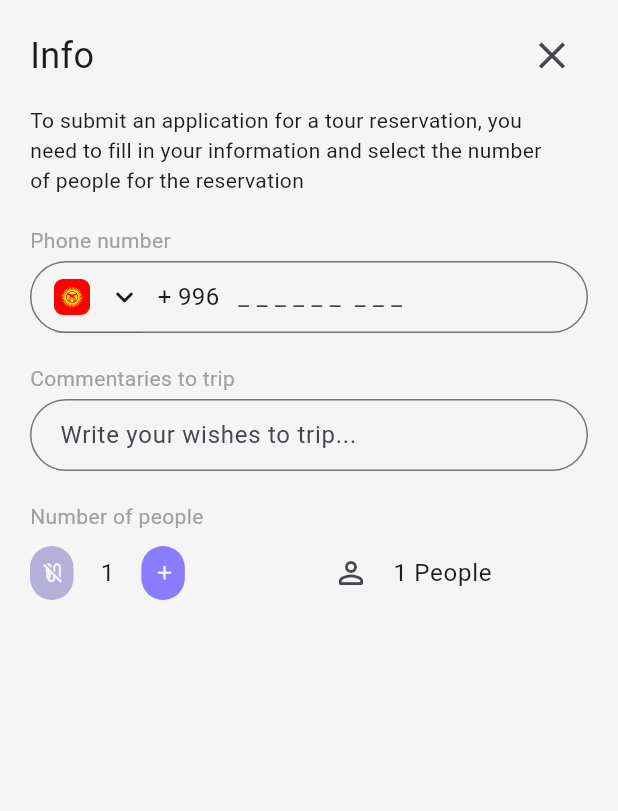
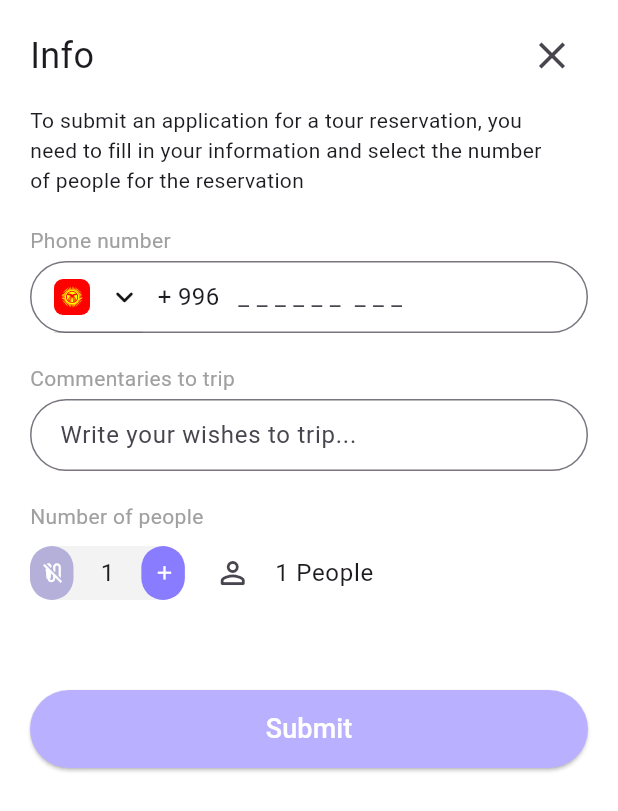
Before and after one commit to angelvlch/Travel_app, a Flutter app: the ContentSheetBottom widget shown alone on an empty page, opened directly, on a phone screen of 412 x 824 dp. Shown: the top 811 px of the screen. Run offline on Flutter 3.47's test engine with Material 3 defaults, Android fonts, the phone set to English and light mode, and no system bars; our stand-ins replace dio, flutter_svg, get_it; missing offline and left inert: image_network; network calls fail; Roboto replaces fonts that are missing (SF bold, SF medium, SF regular).

Commit message:
feat: finish bottom sheet

```diff
--- a/lib/core/constants/app_colors.dart
+++ b/lib/core/constants/app_colors.dart
@@ -2,7 +2,7 @@ import 'dart:ui';
 
 abstract class AppColors {
   static const primary = Color(0xff6A62B7);
-  static const white = Color(0xffF5F5F5);
+  static const white = Color(0xffFFFFFF);
   static const black = Color(0xff141414);
   static const gray = Color(0xffA0A0A0);
 
@@ -10,4 +10,6 @@ abstract class AppColors {
   static const inactive = Color(0xffB4B0DA);
   static const dotColor = Color(0xff897CFF);
   static const unActDotColor = Color(0xffB9B1FF);
+
+  static const lightGray = Color(0xffF3F3F3);
 }
--- a/lib/presentation/widgets/button_sheet.dart
+++ b/lib/presentation/button_sheet.dart
@@ -1,9 +1,11 @@
+import 'package:flutter/cupertino.dart';
 import 'package:flutter/material.dart';
 import 'package:flutter_svg/svg.dart';
 import 'package:travel_app/core/constants/app_colors.dart';
 import 'package:travel_app/core/constants/app_fonts.dart';
 import 'package:travel_app/core/constants/app_icon.dart';
 import 'package:travel_app/presentation/widgets/counter_button.dart';
+import 'package:travel_app/presentation/widgets/custom_elevated_button.dart';
 
 class ContentSheetBottom extends StatefulWidget {
   const ContentSheetBottom({super.key});
@@ -14,10 +16,12 @@ class ContentSheetBottom extends StatefulWidget {
 
 class _ContentSheetBottomState extends State<ContentSheetBottom> {
   String selectedValue = AppIcon.flagKg;
-
+  TextEditingController phoneController = TextEditingController();
+  TextEditingController commentController = TextEditingController();
   int _counter = 1;
   TextField _buildCommentField() {
     return TextField(
+      controller: phoneController,
       keyboardType: TextInputType.text,
       style: AppFonts.s16Reg,
       decoration: InputDecoration(
@@ -38,6 +42,7 @@ class _ContentSheetBottomState extends State<ContentSheetBottom> {
 
   TextField _buildPhoneTextField() {
     return TextField(
+      controller: phoneController,
       keyboardType: TextInputType.phone,
       decoration: InputDecoration(
         contentPadding: EdgeInsets.all(0),
@@ -161,9 +166,9 @@ class _ContentSheetBottomState extends State<ContentSheetBottom> {
             style: AppFonts.s14Reg.copyWith(color: AppColors.gray),
           ),
           Row(
+            mainAxisAlignment: MainAxisAlignment.start,
             children: [
-              Flexible(
-                child: CounterButton(
+              CounterButton(
                 count: _counter,
                 setNewValue: (countVal) {
                   setState(() {
@@ -172,16 +177,32 @@ class _ContentSheetBottomState extends State<ContentSheetBottom> {
                   });
                 },
               ),
-              ),
               Flexible(
                 child: ListTile(
+                    contentPadding: EdgeInsets.only(left: 20),
                     leading: Icon(Icons.person_outline_rounded),
                     title: Text('$_counter People', style: AppFonts.s16Reg)),
-              )
+              ),
             ],
+          ),
+          SizedBox(height: 50),
+          Container(
+            width: MediaQuery.sizeOf(context).width,
+            padding: EdgeInsets.symmetric(vertical: 0),
+            child: CustomElevatedButton(
+                color: AppColors.unActDotColor,
+                content: _createContent,
+                onTap: () {}),
           )
         ],
       ),
     );
   }
+
+  Text _createContent() {
+    return Text(
+      'Submit',
+      style: AppFonts.s18Med.copyWith(color: AppColors.white),
+    );
   }
+}
--- a/lib/presentation/place_screen.dart
+++ b/lib/presentation/place_screen.dart
@@ -1,15 +1,14 @@
 import 'package:flutter/cupertino.dart';
 import 'package:flutter/material.dart';
 import 'package:flutter/widgets.dart';
-import 'package:flutter_svg/flutter_svg.dart';
 
 import 'package:travel_app/core/constants/app_colors.dart';
 import 'package:travel_app/core/constants/app_fonts.dart';
 import 'package:travel_app/core/constants/app_icon.dart';
 
 import 'package:travel_app/domain/entity/tour_entity.dart';
-import 'package:travel_app/presentation/widgets/button_sheet.dart';
-import 'package:travel_app/presentation/widgets/counter_button.dart';
+import 'package:travel_app/presentation/button_sheet.dart';
+
 import 'package:travel_app/presentation/widgets/custom_elevated_button.dart';
 
 class PlaceScreen extends StatefulWidget {
--- a/lib/presentation/widgets/counter_button.dart
+++ b/lib/presentation/widgets/counter_button.dart
@@ -14,6 +14,7 @@ class CounterButton extends StatelessWidget {
     return Container(
       decoration: BoxDecoration(
         borderRadius: BorderRadius.circular(16),
+        color: AppColors.lightGray,
       ),
       child: Row(
         children: [
@@ -27,7 +28,7 @@ class CounterButton extends StatelessWidget {
                     setNewValue(--count);
                   }
                 },
-                icon: Icon(
+                icon: const Icon(
                   Icons.mic_external_off,
                   color: AppColors.white,
                   size: 15,
@@ -55,7 +56,7 @@ class CounterButton extends StatelessWidget {
                 onPressed: () {
                   setNewValue(++count);
                 },
-                icon: Icon(
+                icon: const Icon(
                   Icons.add,
                   color: AppColors.white,
                   size: 15,
--- a/lib/presentation/widgets/custom_elevated_button.dart
+++ b/lib/presentation/widgets/custom_elevated_button.dart
@@ -18,7 +18,7 @@ class CustomElevatedButton extends StatelessWidget {
       style: ButtonStyle(
         backgroundColor: MaterialStatePropertyAll(color),
         padding: const MaterialStatePropertyAll(
-          EdgeInsets.symmetric(vertical: 17, horizontal: 30),
+          EdgeInsets.symmetric(vertical: 13, horizontal: 30),
         ),
       ),
       onPressed: () {
```
Lines whose indentation alone changed are shown as unchanged.
